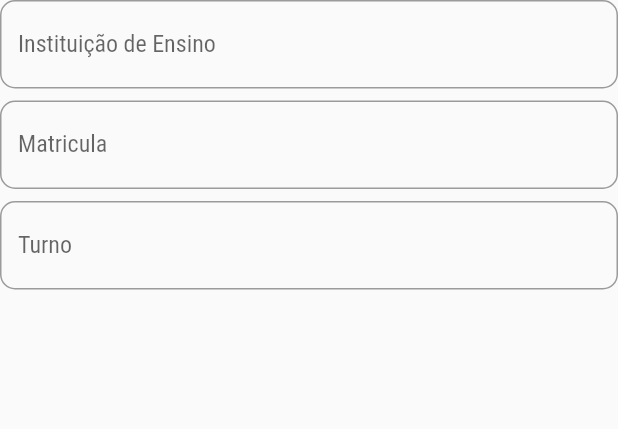
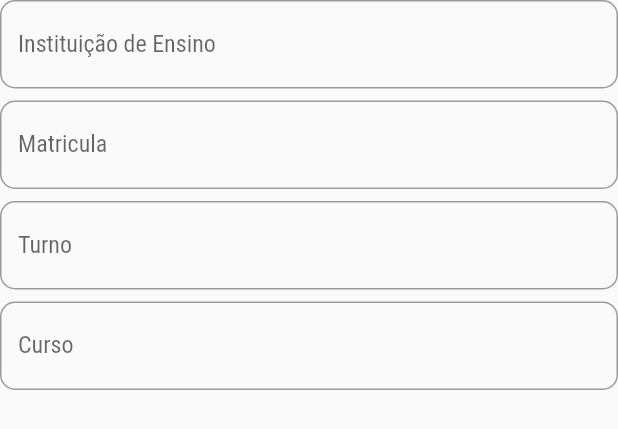
Before and after one commit to VictorCardoso22/carteira, a Flutter app: the InstituicaoPage widget shown alone on an empty page, opened directly, on a phone screen of 412 x 824 dp. Shown: the top 429 px of the screen. Run offline on Flutter 3.47's test engine with Material 2 defaults, Android fonts, the phone set to English and light mode, and no system bars; our stand-ins replace cloud_firestore, firebase_auth, firebase_core, firebase_storage, get, image_picker and 3 more; missing offline and left inert: camera_camera; accounts and stored records are empty; network calls fail; Roboto replaces fonts that are missing (Roboto Condensed).

Commit message:
adicionado mais informacoes no model

```diff
--- a/lib/model/user.dart
+++ b/lib/model/user.dart
@@ -15,6 +15,7 @@ class UserModel {
   UserModel({
       this.cpf,
       this.curso,
+      this.instituicao,
       this.dataNascimento,
       this.email,
       this.endereco,
@@ -48,6 +49,7 @@ class UserModel {
     fotoAnexo = json['fotoAnexo'];
     declaracaoEscolarAnexo = json['declaracaoEscolarAnexo'];
     comprovanteResidenciaAnexo = json['comprovanteResidenciaAnexo'];
+    instituicao = json['instituicao'];
   }
   String? cpf;
   String? curso;
@@ -64,6 +66,7 @@ class UserModel {
   String? fotoAnexo;
   String? declaracaoEscolarAnexo;
   String? comprovanteResidenciaAnexo;
+  String? instituicao;
   List? turno;
 
 
@@ -85,6 +88,7 @@ class UserModel {
     map['fotoAnexo'] = fotoAnexo;
     map['declaracaoEscolarAnexo'] = declaracaoEscolarAnexo ;
     map['comprovanteResidenciaAnexo'] = comprovanteResidenciaAnexo ;
+    map['instituicao'] = instituicao;
 
     return map;
   }
--- a/lib/pages/dados/dados_page.dart
+++ b/lib/pages/dados/dados_page.dart
@@ -213,10 +213,13 @@ class _DadosPageState extends State<DadosPage> {
     userModel.declaracaoEscolarAnexo = await addUserImages(file: anexoPage.arquivoDeclaracaoEscolar , nameFile: "decalaracaoEscolar" ) ;
     // //  userModel.curso = instituicaoPage. ;
     userModel.email = dadosPessoaisPage.textEditingControllerEmail.text ;
-
+    userModel.curso = instituicaoPage.textEditingControllerCurso.text;
+    userModel.instituicao = instituicaoPage.textEditingControllerInstituicaoDeEnsino.text;
     userModel.endereco = dadosPessoaisPage.textEditingControllerLogradouro.text ;
     userModel.dataNascimento = dadosPessoaisPage.textEditingControllerDataNascimento.text ;
     userModel.numeroMatriculaFaculdade = instituicaoPage.textEditingControllerMatricula.text ;
+    userModel.instituicao =  instituicaoPage.textEditingControllerInstituicaoDeEnsino.text;
+
 
     firestore.collection('users').doc(uidUser).set(userModel.toJson()).then((value) {
       setState(() {
--- a/lib/pages/dados/pages/instituicao_page.dart
+++ b/lib/pages/dados/pages/instituicao_page.dart
@@ -8,6 +8,7 @@ class InstituicaoPage extends StatefulWidget {
    TextEditingController textEditingControllerInstituicaoDeEnsino = new TextEditingController();
    TextEditingController textEditingControllerMatricula = new TextEditingController();
    TextEditingController textEditingControllerTurno = new TextEditingController();
+   TextEditingController textEditingControllerCurso = new TextEditingController();
 
    @override
   State<InstituicaoPage> createState() => _InstituicaoPageState();
@@ -17,10 +18,11 @@ class _InstituicaoPageState extends State<InstituicaoPage> {
   @override
   Widget build(BuildContext context) {
     return Column(
-      children: const [
+      children:[
         SizedBox(
           // width: 328,
           child: TextField(
+            controller: widget.textEditingControllerInstituicaoDeEnsino,
             decoration: InputDecoration(
               border: OutlineInputBorder(
                 borderRadius: BorderRadius.all(Radius.circular(10)),
@@ -33,6 +35,7 @@ class _InstituicaoPageState extends State<InstituicaoPage> {
         SizedBox(
           // width: 328,
           child: TextField(
+            controller: widget.textEditingControllerMatricula,
             decoration: InputDecoration(
               border: OutlineInputBorder(
                 borderRadius: BorderRadius.all(Radius.circular(10)),
@@ -45,6 +48,7 @@ class _InstituicaoPageState extends State<InstituicaoPage> {
         SizedBox(
           // width: 328,
           child: TextField(
+            controller: widget.textEditingControllerTurno,
             decoration: InputDecoration(
               border: OutlineInputBorder(
                 borderRadius: BorderRadius.all(Radius.circular(10)),
@@ -53,6 +57,19 @@ class _InstituicaoPageState extends State<InstituicaoPage> {
             ),
           ),
         ),
+        SizedBox(height: 8,),
+        SizedBox(
+          // width: 328,
+          child: TextField(
+            controller: widget.textEditingControllerCurso,
+            decoration: InputDecoration(
+              border: OutlineInputBorder(
+                borderRadius: BorderRadius.all(Radius.circular(10)),
+              ),
+              labelText: 'Curso',
+            ),
+          ),
+        ),
         SizedBox(height: 20),
       ],
     );
```
Also changed, not shown: lib/pages/navegacao/home/home_page.dart (+5 -7 lines).
